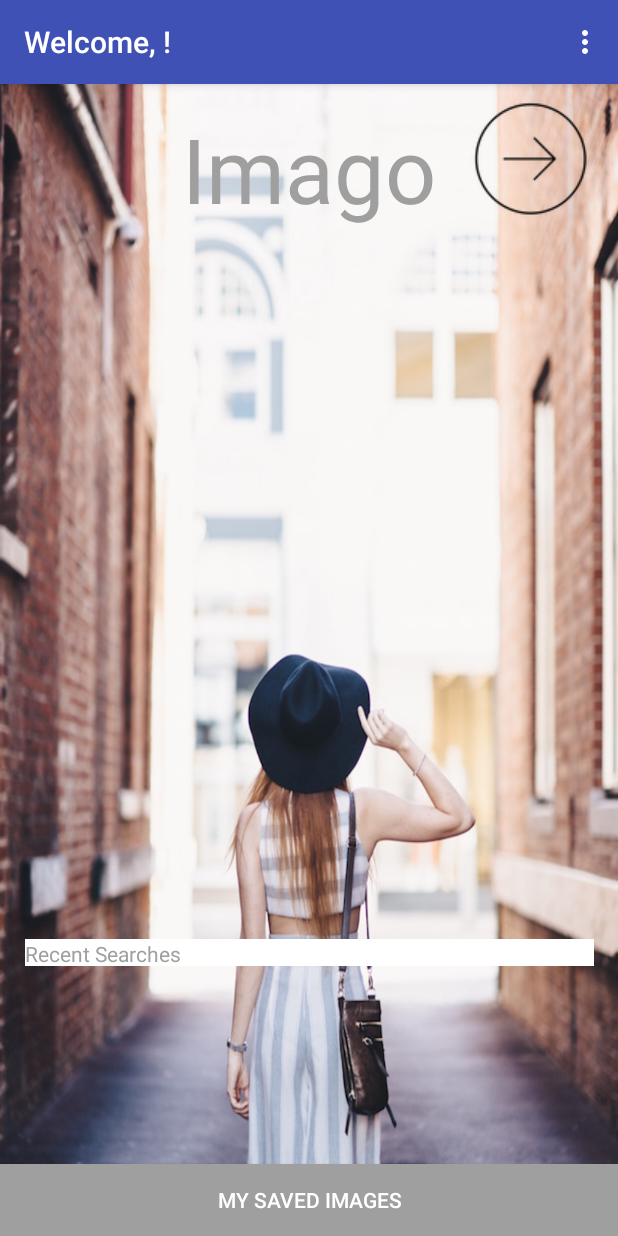
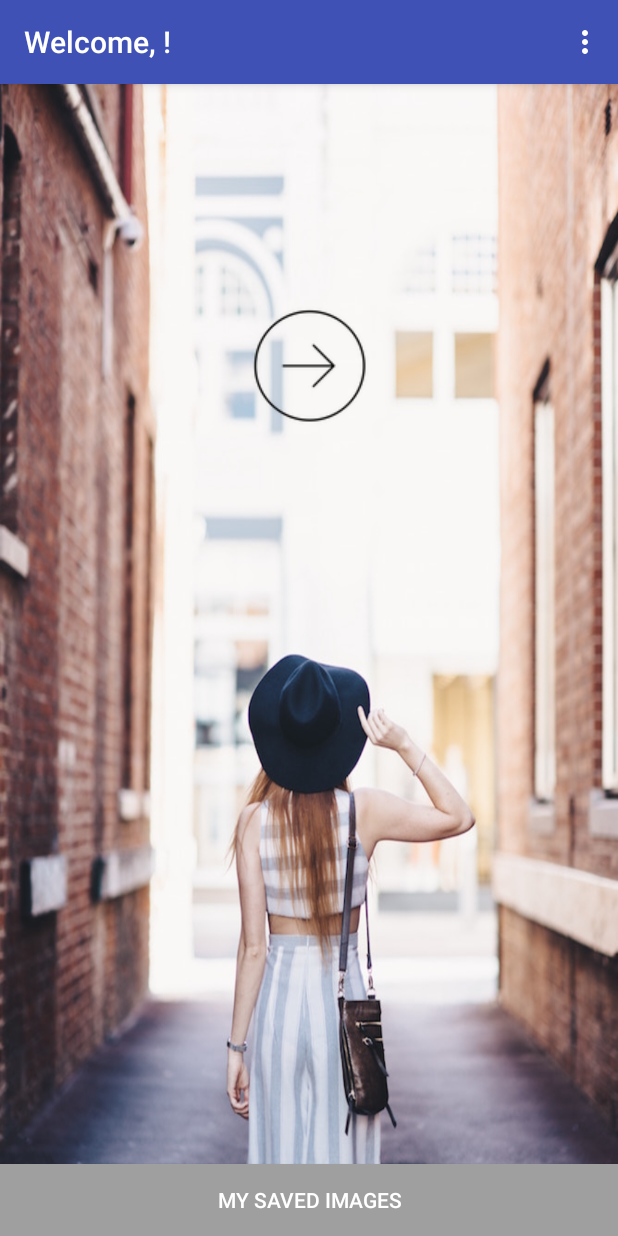
Before and after one commit to katebyars/Imago, an Android app: the screen it shows after launch once a user with an empty profile is signed in (MainActivity), on a phone screen of 412 x 824 dp. Run offline under Robolectric (Android 15) with nearby library versions, the phone set to English and light mode, and no system bars; our stand-ins replace ButterKnife, Firebase (no records; nobody signed in at launch, a user with empty details on screens opened directly); 1 statement that could not run was skipped.

```diff
--- a/app/src/main/java/com/example/guest/imago/adapters/ImageListAdapter.java
+++ b/app/src/main/java/com/example/guest/imago/adapters/ImageListAdapter.java
@@ -77,7 +77,7 @@ public class ImageListAdapter extends RecyclerView.Adapter<ImageListAdapter.Imag
             int itemPosition = getLayoutPosition();
 
             Intent intent = new Intent(mContext, ImageDetailActivity.class);
-            intent.putExtra("position", itemPosition + "");
+            intent.putExtra("position", itemPosition);
             intent.putExtra("images", Parcels.wrap(mImages));
 
             mContext.startActivity(intent);
--- a/app/src/main/java/com/example/guest/imago/ui/ImageListActivity.java
+++ b/app/src/main/java/com/example/guest/imago/ui/ImageListActivity.java
@@ -1,5 +1,4 @@
 package com.example.guest.imago.ui;
-
 import android.content.Intent;
 import android.content.SharedPreferences;
 import android.preference.PreferenceManager;
@@ -17,10 +16,8 @@ import com.example.guest.imago.R;
 import com.example.guest.imago.adapters.ImageListAdapter;
 import com.example.guest.imago.models.Image;
 import com.example.guest.imago.services.UnsplashService;
-
 import java.io.IOException;
 import java.util.ArrayList;
-
 import butterknife.Bind;
 import butterknife.ButterKnife;
 import okhttp3.Call;
--- a/app/src/main/java/com/example/guest/imago/ui/MainActivity.java
+++ b/app/src/main/java/com/example/guest/imago/ui/MainActivity.java
@@ -36,7 +36,6 @@ import butterknife.ButterKnife;
 public class MainActivity extends AppCompatActivity implements View.OnClickListener {
     @Bind(R.id.findImagesButton) Button mFindImagesButton;
     @Bind(R.id.savedImagesButton) Button mSavedImagesButton;
-    @Bind(R.id.appNameTextView) TextView mAppNameTextView;
 
     private FirebaseAuth mAuth;
     private FirebaseAuth.AuthStateListener mAuthListener;
@@ -46,9 +45,6 @@ public class MainActivity extends AppCompatActivity implements View.OnClickListe
         super.onCreate(savedInstanceState);
         setContentView(R.layout.activity_main);
         ButterKnife.bind(this);
-
-        Typeface walk = Typeface.createFromAsset(getAssets(), "fonts/Walkwayrounded.ttf");
-        mAppNameTextView.setTypeface(walk);
 
         mFindImagesButton.setOnClickListener(this);
         mSavedImagesButton.setOnClickListener(this);
--- a/app/src/main/res/layout/activity_main.xml
+++ b/app/src/main/res/layout/activity_main.xml
@@ -17,47 +17,22 @@
         android:layout_width="match_parent"
         android:layout_height="match_parent">
 
-        <TextView
-            android:id="@+id/recentSearches"
-            android:text="Recent Searches"
-            android:layout_width="379dp"
-            android:layout_height="18dp"
-            app:layout_constraintBottom_toBottomOf="parent"
-            android:layout_marginBottom="180dp"
-            android:textColor="@color/colorDivider"
-            android:background="@color/colorWhite"
-            app:layout_constraintLeft_toLeftOf="parent"
-            app:layout_constraintRight_toRightOf="parent" />
-
-        <TextView
-            android:id="@+id/appNameTextView"
-            android:layout_width="wrap_content"
-            android:layout_height="wrap_content"
-            android:layout_alignParentTop="true"
-            android:layout_centerHorizontal="true"
-            android:layout_marginTop="16dp"
-            android:text="Imago"
-            android:textSize="60sp"
-            android:textStyle="bold"
-            app:layout_constraintLeft_toLeftOf="parent"
-            app:layout_constraintRight_toRightOf="parent"
-            app:layout_constraintTop_toTopOf="parent"
-            tools:layout_constraintLeft_creator="1"
-            tools:layout_constraintRight_creator="1"
-            tools:layout_constraintTop_creator="1"
-            android:textColor="@color/colorDivider"/>
-
         <Button
             android:id="@+id/findImagesButton"
-           android:layout_height="wrap_content"
+            android:layout_height="wrap_content"
             android:layout_width="wrap_content"
             android:layout_marginEnd="8dp"
-            android:layout_marginLeft="9dp"
+            android:layout_marginLeft="8dp"
             android:layout_marginRight="8dp"
             android:layout_marginStart="9dp"
             android:background="@drawable/arrow"
-            app:layout_constraintHorizontal_bias="0.0"
-            app:layout_constraintRight_toRightOf="parent" />
+            app:layout_constraintRight_toRightOf="parent"
+            app:layout_constraintLeft_toLeftOf="parent"
+            app:layout_constraintBottom_toBottomOf="parent"
+            android:layout_marginBottom="24dp"
+            app:layout_constraintTop_toTopOf="parent"
+            android:layout_marginTop="16dp"
+            app:layout_constraintVertical_bias="0.194" />
     </android.support.constraint.ConstraintLayout>
 
     <Button
--- a/app/src/main/res/layout/image_list_item_drag.xml
+++ b/app/src/main/res/layout/image_list_item_drag.xml
@@ -15,6 +15,7 @@
             android:id="@+id/imageImageView"
             android:src="@drawable/waffles"
             android:scaleType="centerCrop"/>
+
         <ImageView
             android:id="@+id/dragIcon"
             android:layout_width="30dp"
```
Also changed, not shown: app/src/main/java/com/example/guest/imago/adapters/FirebaseImageListAdapter.java (+8 -1 lines), app/src/main/java/com/example/guest/imago/adapters/FirebaseImageViewHolder.java (+14 -5 lines), app/src/main/java/com/example/guest/imago/ui/ImageDetailActivity.java (+3 -1 lines).
